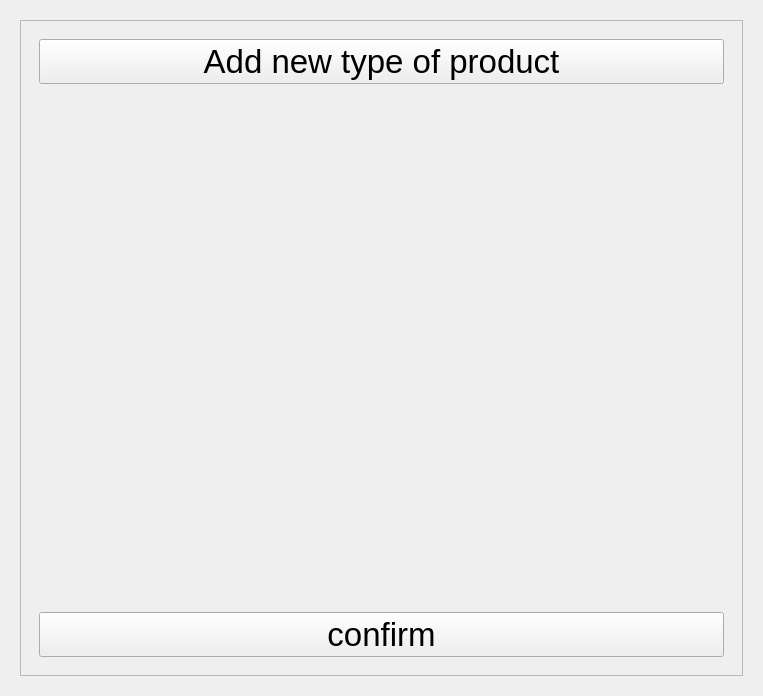
Before: the Qt Designer form Retail_Software/addproductwindow.ui in AntonZhiganov/Retail_Software, drawn with Qt 5.
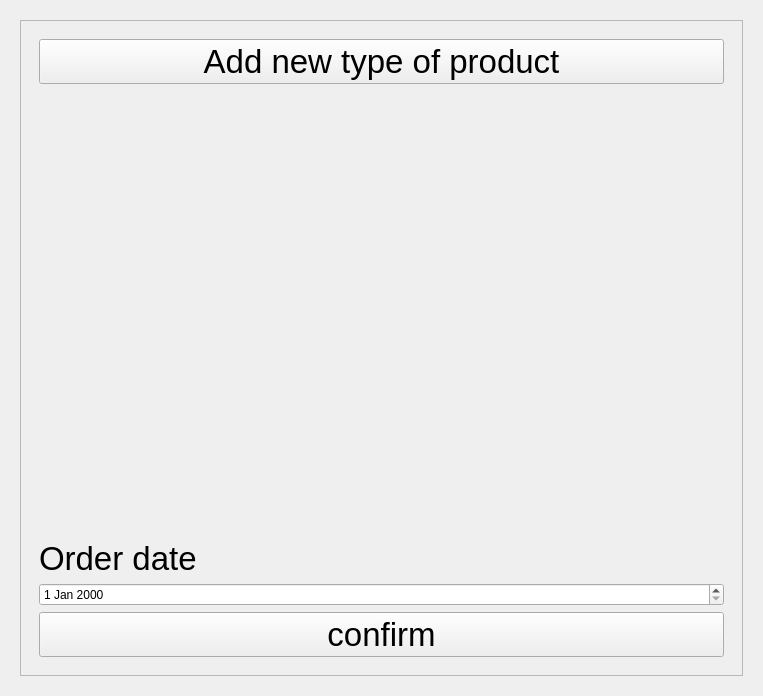
After: the same form once the commit is applied.

Commit message: created a database, now you can view it by clicking on the button (warehouse) also added in the window (addProductWindow) date selection

```diff
--- a/Retail_Software/addproductwindow.ui
+++ b/Retail_Software/addproductwindow.ui
@@ -60,6 +60,21 @@
                </property>
               </spacer>
              </item>
+             <item>
+              <widget class="QLabel" name="OrderDatelabel">
+               <property name="font">
+                <font>
+                 <pointsize>25</pointsize>
+                </font>
+               </property>
+               <property name="text">
+                <string>Order date</string>
+               </property>
+              </widget>
+             </item>
+             <item>
+              <widget class="QDateEdit" name="orderDateEdit"/>
+             </item>
              <item>
               <widget class="QPushButton" name="confirmOrderButton">
                <property name="font">
```
The commit also changes 4 other files.
